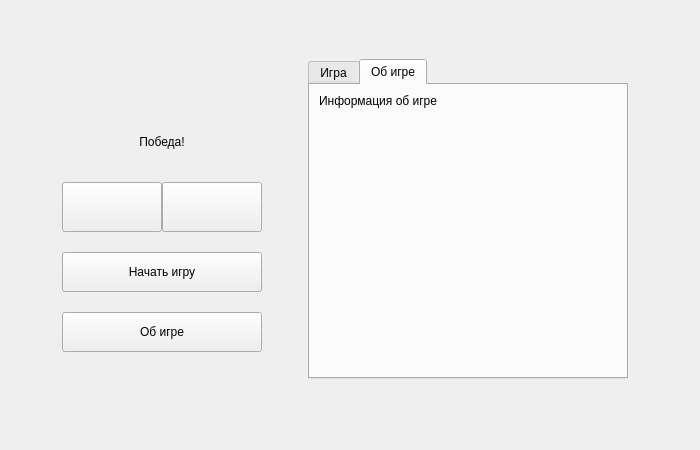
Qt form mainwindow.ui (Narek24IS/TicTacToe) before a commit.
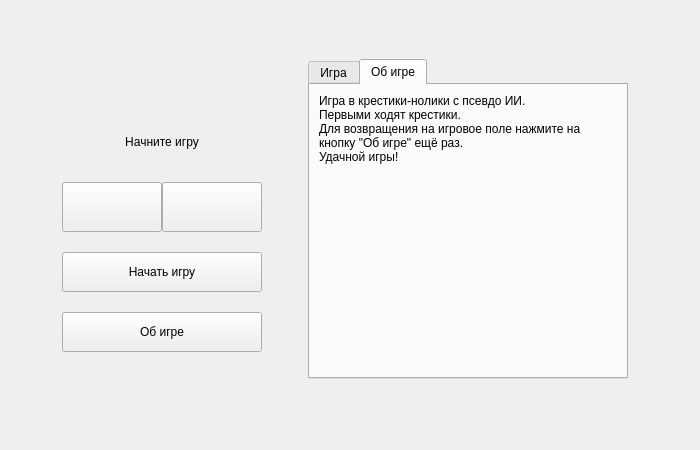
The same form after that commit. The open tabs and pages were chosen to show the change. Icons and pictures are not drawn.

```diff
--- a/mainwindow.ui
+++ b/mainwindow.ui
@@ -18,8 +18,8 @@
   </property>
   <property name="maximumSize">
    <size>
-    <width>1050</width>
-    <height>675</height>
+    <width>700</width>
+    <height>450</height>
    </size>
   </property>
   <property name="windowTitle">
@@ -89,8 +89,11 @@
           <height>40</height>
          </size>
         </property>
+        <property name="styleSheet">
+         <string notr="true"/>
+        </property>
         <property name="text">
-         <string>Победа!</string>
+         <string>Начните игру</string>
         </property>
         <property name="alignment">
          <set>Qt::AlignCenter</set>
@@ -480,7 +483,10 @@
         <item>
          <widget class="QLabel" name="infoLabel">
           <property name="text">
-           <string>Информация об игре</string>
+           <string>Игра в крестики-нолики с псевдо ИИ. 
+Первыми ходят крестики. 
+Для возвращения на игровое поле нажмите на кнопку &quot;Об игре&quot; ещё раз.  
+Удачной игры!</string>
           </property>
           <property name="alignment">
            <set>Qt::AlignLeading|Qt::AlignLeft|Qt::AlignTop</set>
```
